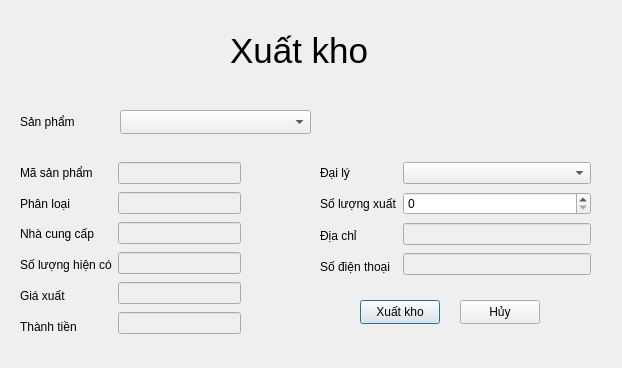
Old version of the form export_product.ui in the repository AnhDVCoder/Warehouse-Management-System.
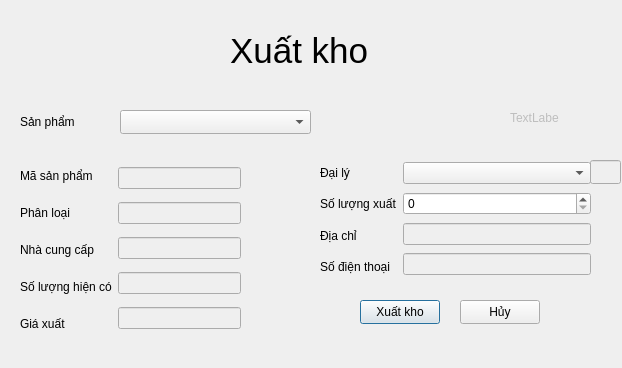
New version of the form.

```diff
--- a/export_product.ui
+++ b/export_product.ui
@@ -83,7 +83,7 @@
     <string>Sản phẩm</string>
    </property>
   </widget>
-  <widget class="QWidget" name="">
+  <widget class="QWidget" name="layoutWidget">
    <property name="geometry">
     <rect>
      <x>20</x>
@@ -130,13 +130,6 @@
         </property>
        </widget>
       </item>
-      <item>
-       <widget class="QLabel" name="lb_total">
-        <property name="text">
-         <string>Thành tiền</string>
-        </property>
-       </widget>
-      </item>
      </layout>
     </item>
     <item>
@@ -176,18 +169,11 @@
         </property>
        </widget>
       </item>
-      <item>
-       <widget class="QLineEdit" name="le_total">
-        <property name="enabled">
-         <bool>false</bool>
-        </property>
-       </widget>
-      </item>
      </layout>
     </item>
    </layout>
   </widget>
-  <widget class="QWidget" name="">
+  <widget class="QWidget" name="layoutWidget">
    <property name="geometry">
     <rect>
      <x>320</x>
@@ -259,6 +245,35 @@
     </item>
    </layout>
   </widget>
+  <widget class="QLineEdit" name="le_maDL">
+   <property name="enabled">
+    <bool>false</bool>
+   </property>
+   <property name="geometry">
+    <rect>
+     <x>590</x>
+     <y>160</y>
+     <width>31</width>
+     <height>24</height>
+    </rect>
+   </property>
+  </widget>
+  <widget class="QLabel" name="lb_maDL">
+   <property name="enabled">
+    <bool>false</bool>
+   </property>
+   <property name="geometry">
+    <rect>
+     <x>510</x>
+     <y>110</y>
+     <width>49</width>
+     <height>16</height>
+    </rect>
+   </property>
+   <property name="text">
+    <string>TextLabel</string>
+   </property>
+  </widget>
  </widget>
  <resources/>
  <connections/>
```
